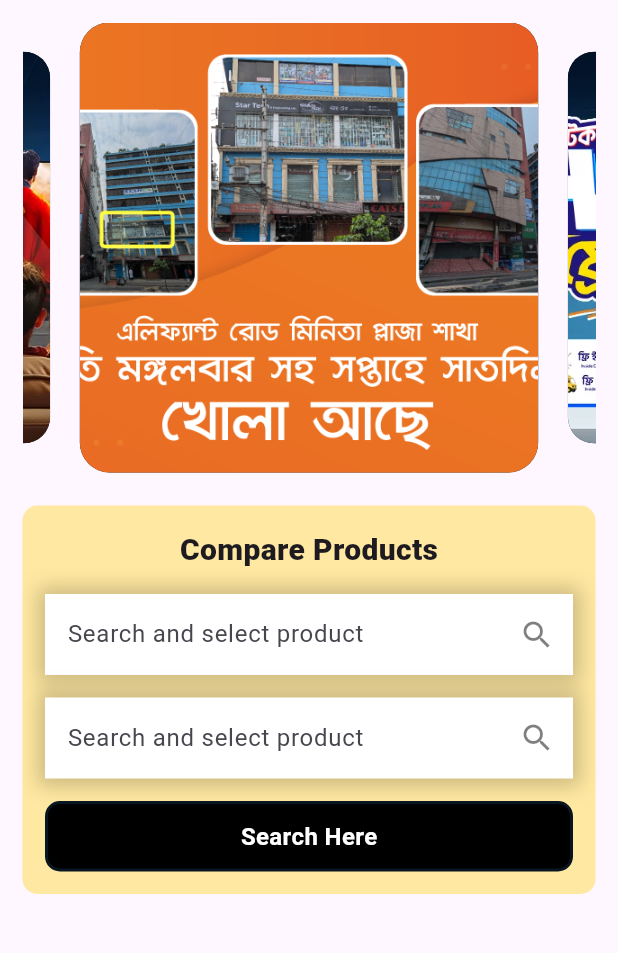
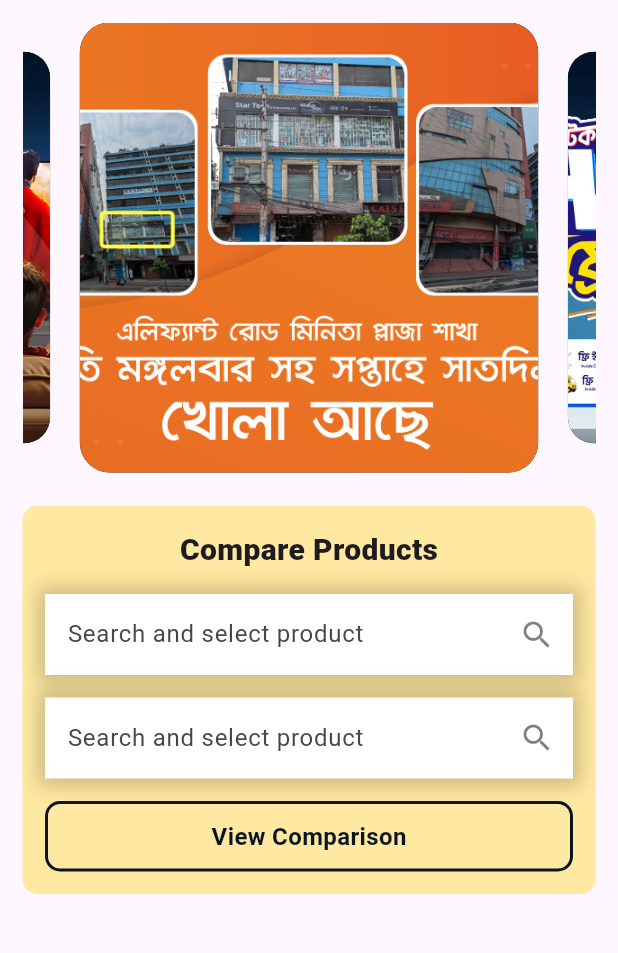
Before and after one commit to nahidhasanniloy/start_tech_ui-clone, a Flutter app: the screen it shows after launch, on a phone screen of 412 x 824 dp, the part 84-1037 px from its top. Run offline on Flutter 3.47's test engine with Material 3 defaults, Android fonts, the phone set to English and light mode, and no system bars; drawn by our look-alikes of carousel_slider.

Commit message:
add custom button to link home screen

```diff
--- a/lib/HomeScreen/home_screen.dart
+++ b/lib/HomeScreen/home_screen.dart
@@ -93,7 +93,10 @@ class HomeScreen extends StatelessWidget {
                     icon: Icons.search,
                   ),
                   SizedBox(height: 15),
-                  CustomButton(),
+                  CustomButton(title: 'View Comparison',
+                  isBorderType: true,
+
+                  ),
 
 
                 ],
--- a/lib/widgets/custom_button.dart
+++ b/lib/widgets/custom_button.dart
@@ -2,7 +2,10 @@ import 'package:flutter/material.dart';
 import 'package:startech/utils/colors.dart';
 
 class CustomButton extends StatelessWidget {
-  const CustomButton({super.key});
+
+  final String title;
+  final bool? isBorderType;
+  const CustomButton({super.key, required this.title, this.isBorderType});
 
   @override
   Widget build(BuildContext context) {
@@ -10,15 +13,15 @@ class CustomButton extends StatelessWidget {
       padding: EdgeInsets.symmetric(horizontal: 15, vertical:  10),
       decoration: BoxDecoration(
         borderRadius: BorderRadius.circular(10),
-        color: AppColors.black,
-        border: Border.all(color: AppColors.primaryColor, width: 2),
+        color: isBorderType == true ? null : AppColors.black,
+        border:isBorderType == true ? Border.all(color: AppColors.primaryColor, width: 2) : null,
       ),
 
       child: Center(
         child: Text(
-          'Search Here',
+          title,
           style: TextStyle(
-              color: AppColors.white,
+              color: isBorderType == true ?AppColors.primaryColor : AppColors.white,
               fontWeight: FontWeight.w700,
               fontSize: 16),
         ),
```
